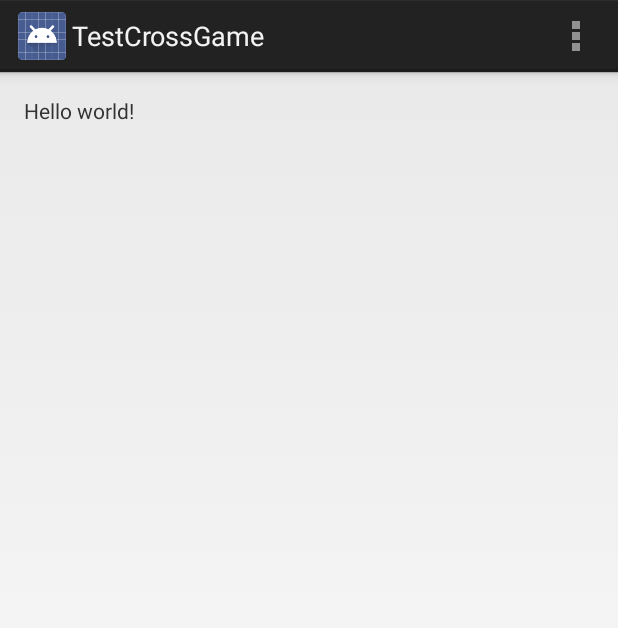
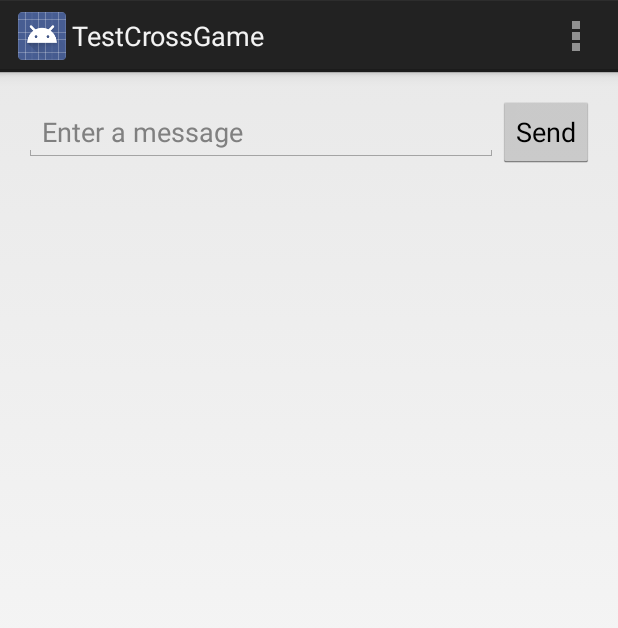
Before and after one commit to chrisplim/CrossGame, an Android app: the screen it shows after launch (MyActivity), on a phone screen of 412 x 824 dp. Shown: the top 628 px of the screen. Run offline under Robolectric (Android 15) with nearby library versions, the phone set to English and light mode, and no system bars.

Commit message:
added editText and button

```diff
--- a/app/src/main/res/layout/activity_my.xml
+++ b/app/src/main/res/layout/activity_my.xml
@@ -1,16 +1,21 @@
-<RelativeLayout xmlns:android="http://schemas.android.com/apk/res/android"
+<LinearLayout xmlns:android="http://schemas.android.com/apk/res/android"
     xmlns:tools="http://schemas.android.com/tools"
     android:layout_width="match_parent"
     android:layout_height="match_parent"
+    android:orientation="horizontal"
     android:paddingLeft="@dimen/activity_horizontal_margin"
     android:paddingRight="@dimen/activity_horizontal_margin"
     android:paddingTop="@dimen/activity_vertical_margin"
     android:paddingBottom="@dimen/activity_vertical_margin"
     tools:context=".MyActivity">
 
-    <TextView
-        android:text="@string/hello_world"
+    <EditText android:id = "@+id/edit_message"
+        android:layout_weight="1"
+        android:layout_width="0dp"
+        android:layout_height="wrap_content"
+        android:hint="@string/edit_message" />
+    <Button
         android:layout_width="wrap_content"
-        android:layout_height="wrap_content" />
-
-</RelativeLayout>
+        android:layout_height="wrap_content"
+        android:text="@string/button_send" />
+</LinearLayout>
--- a/app/src/main/res/values/strings.xml
+++ b/app/src/main/res/values/strings.xml
@@ -2,7 +2,9 @@
 <resources>
 
     <string name="app_name">TestCrossGame</string>
-    <string name="hello_world">Hello world!</string>
+    <string name="edit_message">Enter a message</string>
+    <string name="button_send">Send</string>
     <string name="action_settings">Settings</string>
+    <string name="title_activity_main">MainActivity</string>
 
 </resources>
```
